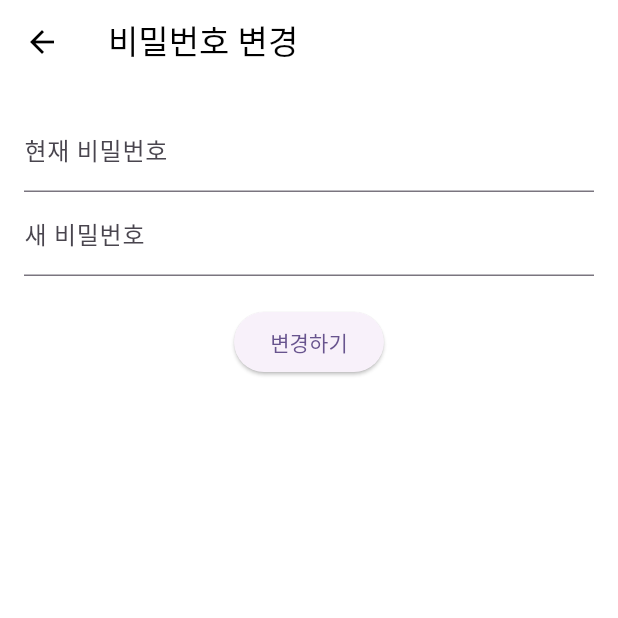
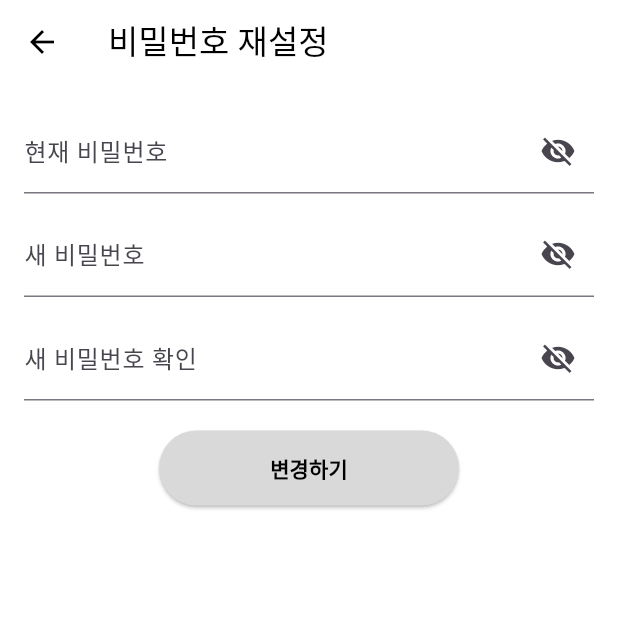
Before and after one commit to planetapp-team/planetapp, a Flutter app: the ChangePasswordPage screen opened by its route, on a phone screen of 412 x 824 dp, the top half of it. Run offline on Flutter 3.47's test engine with Material 3 defaults, Android fonts, the phone set to English and light mode, and no system bars; our stand-ins replace cloud_firestore, firebase_auth, firebase_core, firebase_messaging, flutter_local_notifications, table_calendar and 1 more; accounts and stored records are empty.

Commit message:
비밀번호 재설정 화면_UI 디자인, 비밀번호 관련 기능 추가, theme.dart 적용

```diff
--- a/lib/pages/change_password_page.dart
+++ b/lib/pages/change_password_page.dart
@@ -1,8 +1,13 @@
-// change_password_page.dart
-// 비밀번호 변경 페이지 UI 및 Firebase 비밀번호 변경 기능 구현
+// lib/change_password_page.dart
+
+// 설정 화면
+// 회원 정보 수정 화면
+// 비밀번호 재설정 화면
+// 현재 비밀번호 인증 후 변경 가능
 
 import 'package:flutter/material.dart';
 import 'package:firebase_auth/firebase_auth.dart';
+import '../utils/theme.dart';
 
 class ChangePasswordPage extends StatefulWidget {
   const ChangePasswordPage({super.key});
@@ -12,64 +17,218 @@ class ChangePasswordPage extends StatefulWidget {
 }
 
 class _ChangePasswordPageState extends State<ChangePasswordPage> {
-  final currentPasswordController = TextEditingController(); // 현재 비밀번호 입력 컨트롤러
-  final newPasswordController = TextEditingController(); // 새 비밀번호 입력 컨트롤러
+  final currentPasswordController = TextEditingController();
+  final newPasswordController = TextEditingController();
+  final confirmPasswordController = TextEditingController();
 
-  // 비밀번호 변경 함수
+  bool _obscureCurrent = true;
+  bool _obscureNew = true;
+  bool _obscureConfirm = true;
+  bool _isLoading = false;
+
+  String? currentPasswordError;
+  String? newPasswordError;
+  String? confirmPasswordError;
+
   Future<void> changePassword() async {
     final user = FirebaseAuth.instance.currentUser!;
-    final cred = EmailAuthProvider.credential(
-      email: user.email!, // 현재 사용자 이메일
-      password: currentPasswordController.text, // 입력한 현재 비밀번호
-    );
+    final currentPassword = currentPasswordController.text.trim();
+    final newPassword = newPasswordController.text.trim();
+    final confirmPassword = confirmPasswordController.text.trim();
+
+    currentPasswordError = null;
+    newPasswordError = null;
+    confirmPasswordError = null;
+    bool hasError = false;
+
+    if (currentPassword.isEmpty) {
+      currentPasswordError = '현재 비밀번호를 입력해주세요.';
+      hasError = true;
+    }
+    if (newPassword.isEmpty) {
+      newPasswordError = '변경할 비밀번호를 입력해주세요.';
+      hasError = true;
+    } else if (!RegExp(
+      r'^(?=.*[A-Za-z])(?=.*\d)[A-Za-z\d]{8,}$',
+    ).hasMatch(newPassword)) {
+      newPasswordError = '8자 이상, 영문+숫자 포함이어야 합니다.';
+      hasError = true;
+    }
+    if (confirmPassword.isEmpty) {
+      confirmPasswordError = '비밀번호를 한 번 더 입력해주세요.';
+      hasError = true;
+    } else if (newPassword != confirmPassword) {
+      confirmPasswordError = '비밀번호가 일치하지 않습니다.';
+      hasError = true;
+    }
+
+    if (hasError) {
+      setState(() {});
+      return;
+    }
+
+    setState(() => _isLoading = true);
 
     try {
-      // 현재 비밀번호로 재인증 수행 (보안상 필요)
+      final cred = EmailAuthProvider.credential(
+        email: user.email!,
+        password: currentPassword,
+      );
       await user.reauthenticateWithCredential(cred);
-      // 새 비밀번호로 업데이트
-      await user.updatePassword(newPasswordController.text);
 
-      // 변경 성공 메시지 표시
-      ScaffoldMessenger.of(
-        context,
-      ).showSnackBar(const SnackBar(content: Text('비밀번호가 변경되었습니다.')));
+      await user.updatePassword(newPassword);
+      await user.reload();
 
-      Navigator.pop(context); // 이전 화면으로 이동
+      if (!mounted) return;
+      await _showSuccessDialog('비밀번호가 정상적으로 변경되었습니다.');
+    } on FirebaseAuthException catch (e) {
+      if (e.code == 'wrong-password' ||
+          (e.message != null &&
+              e.message!.toLowerCase().contains('password'))) {
+        currentPasswordError = '현재 비밀번호가 일치하지 않습니다.';
+        setState(() {});
+      } else {
+        await _showErrorDialog('비밀번호 변경 중 오류가 발생했습니다: ${e.message}');
+      }
     } catch (e) {
-      // 에러 발생 시 에러 메시지 표시
-      ScaffoldMessenger.of(
-        context,
-      ).showSnackBar(SnackBar(content: Text('오류: $e')));
+      await _showErrorDialog('예상치 못한 오류: $e');
+    } finally {
+      if (mounted) setState(() => _isLoading = false);
     }
+  }
+
+  Future<void> _showSuccessDialog(String message) async {
+    if (!mounted) return;
+    await showDialog(
+      context: context,
+      builder: (context) => AlertDialog(
+        backgroundColor: Colors.white, // 팝업창 배경 흰색
+        title: const Text(
+          '성공',
+          style: TextStyle(color: Colors.black), // 텍스트 검정
+        ),
+        content: Text(
+          message,
+          style: const TextStyle(color: Colors.black), // 텍스트 검정
+        ),
+        actions: [
+          TextButton(
+            onPressed: () => Navigator.pop(context),
+            child: const Text(
+              '확인',
+              style: TextStyle(color: Colors.black), // 버튼 텍스트 검정
+            ),
+          ),
+        ],
+      ),
+    );
+  }
+
+  Future<void> _showErrorDialog(String message) async {
+    if (!mounted) return;
+    await showDialog(
+      context: context,
+      builder: (context) => AlertDialog(
+        title: const Text('오류'),
+        content: Text(message),
+        actions: [
+          TextButton(
+            onPressed: () => Navigator.pop(context),
+            child: const Text('확'),
+          ),
+        ],
+      ),
+    );
+  }
+
+  @override
+  void dispose() {
+    currentPasswordController.dispose();
+    newPasswordController.dispose();
+    confirmPasswordController.dispose();
+    super.dispose();
   }
 
   @override
   Widget build(BuildContext context) {
     return Scaffold(
-      appBar: AppBar(title: const Text('비밀번호 변경')),
+      appBar: AppBar(title: const Text('비밀번호 재설정')),
       body: Padding(
         padding: const EdgeInsets.all(16),
+        child: SingleChildScrollView(
           child: Column(
             children: [
-            // 현재 비밀번호 입력 필드
               TextField(
                 controller: currentPasswordController,
-              decoration: const InputDecoration(labelText: '현재 비밀번호'),
-              obscureText: true, // 입력 내용 숨김 처리
+                obscureText: _obscureCurrent,
+                decoration: InputDecoration(
+                  labelText: '현재 비밀번호',
+                  hintText: '현재 비밀번호를 입력해주세요.',
+                  errorText: currentPasswordError,
+                  suffixIcon: IconButton(
+                    icon: Icon(
+                      _obscureCurrent ? Icons.visibility_off : Icons.visibility,
                     ),
-            // 새 비밀번호 입력 필드
+                    onPressed: () =>
+                        setState(() => _obscureCurrent = !_obscureCurrent),
+                  ),
+                ),
+              ),
+              const SizedBox(height: 12),
               TextField(
                 controller: newPasswordController,
-              decoration: const InputDecoration(labelText: '새 비밀번호'),
-              obscureText: true, // 입력 내용 숨김 처리
+                obscureText: _obscureNew,
+                decoration: InputDecoration(
+                  labelText: '새 비밀번호',
+                  hintText: '8자 이상, 영문+숫자 포함',
+                  errorText: newPasswordError,
+                  suffixIcon: IconButton(
+                    icon: Icon(
+                      _obscureNew ? Icons.visibility_off : Icons.visibility,
+                    ),
+                    onPressed: () => setState(() => _obscureNew = !_obscureNew),
+                  ),
+                ),
+              ),
+              const SizedBox(height: 12),
+              TextField(
+                controller: confirmPasswordController,
+                obscureText: _obscureConfirm,
+                decoration: InputDecoration(
+                  labelText: '새 비밀번호 확인',
+                  hintText: '비밀번호를 한 번 더 입력해주세요.',
+                  errorText: confirmPasswordError,
+                  suffixIcon: IconButton(
+                    icon: Icon(
+                      _obscureConfirm ? Icons.visibility_off : Icons.visibility,
+                    ),
+                    onPressed: () =>
+                        setState(() => _obscureConfirm = !_obscureConfirm),
+                  ),
+                ),
               ),
               const SizedBox(height: 20),
-            // 변경 버튼, 눌렀을 때 changePassword 함수 호출
-            ElevatedButton(
+              _isLoading
+                  ? const CircularProgressIndicator()
+                  : ElevatedButton(
                       onPressed: changePassword,
-              child: const Text('변경하기'),
+                      style: ElevatedButton.styleFrom(
+                        minimumSize: const Size(200, 50),
+                        shape: RoundedRectangleBorder(
+                          borderRadius: BorderRadius.circular(30),
+                        ),
+                        backgroundColor: AppColors.gray2, // 버튼 색상 theme.dart 적용
+                      ),
+                      child: const Text(
+                        '변경하기',
+                        style: TextStyle(
+                          color: AppColors.black, // 텍스트 검정
+                          fontWeight: FontWeight.bold, // 텍스트 bold
+                        ),
+                      ),
                     ),
             ],
+          ),
         ),
       ),
     );
```
Lines whose indentation alone changed are shown as unchanged.
